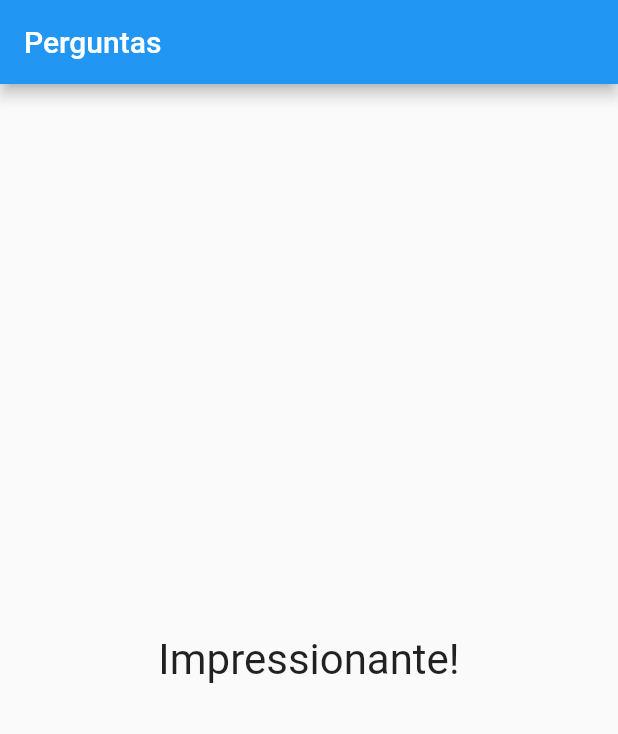
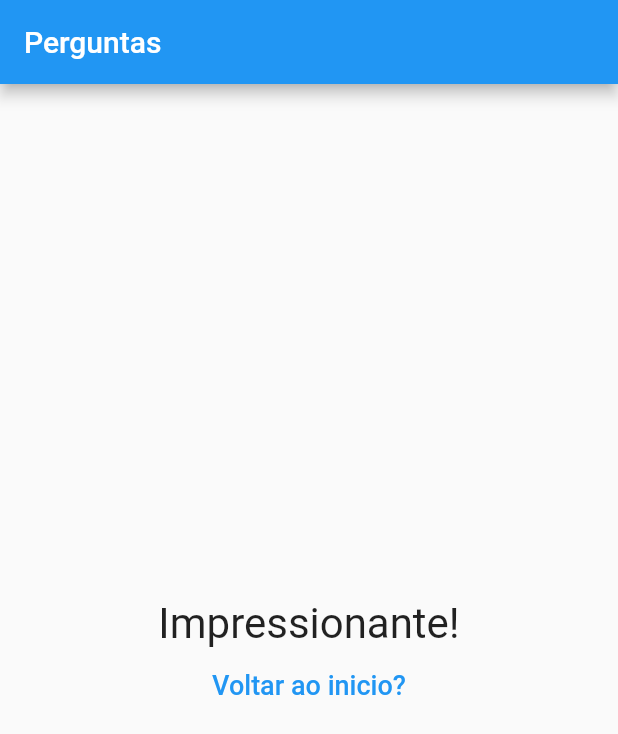
Before and after one commit to KailanySousa/AppPerguntas, a Flutter app: the screen it shows after launch, after a tap on "Preto", after a tap on "Leão", after a tap on "João", on a phone screen of 412 x 824 dp. Shown: the top 734 px of the screen. Run offline on Flutter 3.47's test engine with Material 2 defaults, Android fonts, the phone set to English and light mode, and no system bars.

Commit message:
ajustes resultado

```diff
--- a/app/lib/components/resultado.dart
+++ b/app/lib/components/resultado.dart
@@ -2,7 +2,8 @@ import 'package:flutter/material.dart';
 
 class Resultado extends StatelessWidget {
   final int pontuacao;
-  Resultado(this.pontuacao);
+  final void Function() reiniciarQuestionario;
+  Resultado(this.pontuacao, this.reiniciarQuestionario);
 
   String get exibirResultado {
     if (pontuacao < 8) {
@@ -18,10 +19,10 @@ class Resultado extends StatelessWidget {
 
   @override
   Widget build(BuildContext context) {
-    return Container(
-      width: double.infinity,
-      margin: EdgeInsets.only(left: 10, right: 10),
-      child: Center(
+    return Column(
+      mainAxisAlignment: MainAxisAlignment.center,
+      children: <Widget>[
+        Center(
           child: Text(
             exibirResultado,
             style: TextStyle(
@@ -30,6 +31,16 @@ class Resultado extends StatelessWidget {
             textAlign: TextAlign.center,
           ),
         ),
+        TextButton(
+          child: Text(
+            'Voltar ao inicio?',
+            style: TextStyle(
+              fontSize: 18,
+            ),
+          ),
+          onPressed: reiniciarQuestionario,
+        ),
+      ],
     );
   }
 }
--- a/app/lib/main.dart
+++ b/app/lib/main.dart
@@ -53,6 +53,13 @@ class _PerguntaAppState extends State<PerguntaApp> {
     }
   }
 
+  void _reiniciarQuestionario() {
+    setState(() {
+      _pontuacaoTotal = 0;
+      _perguntaSelecionada = 0;
+    });
+  }
+
   bool get temPerguntaSelecionada {
     return _perguntaSelecionada < _perguntas.length;
   }
@@ -70,7 +77,7 @@ class _PerguntaAppState extends State<PerguntaApp> {
                 perguntaSelecionada: _perguntaSelecionada,
                 responder: _responder,
               )
-            : Resultado(_pontuacaoTotal),
+            : Resultado(_pontuacaoTotal, _reiniciarQuestionario),
       ),
     );
   }
```
Lines whose indentation alone changed are shown as unchanged.
